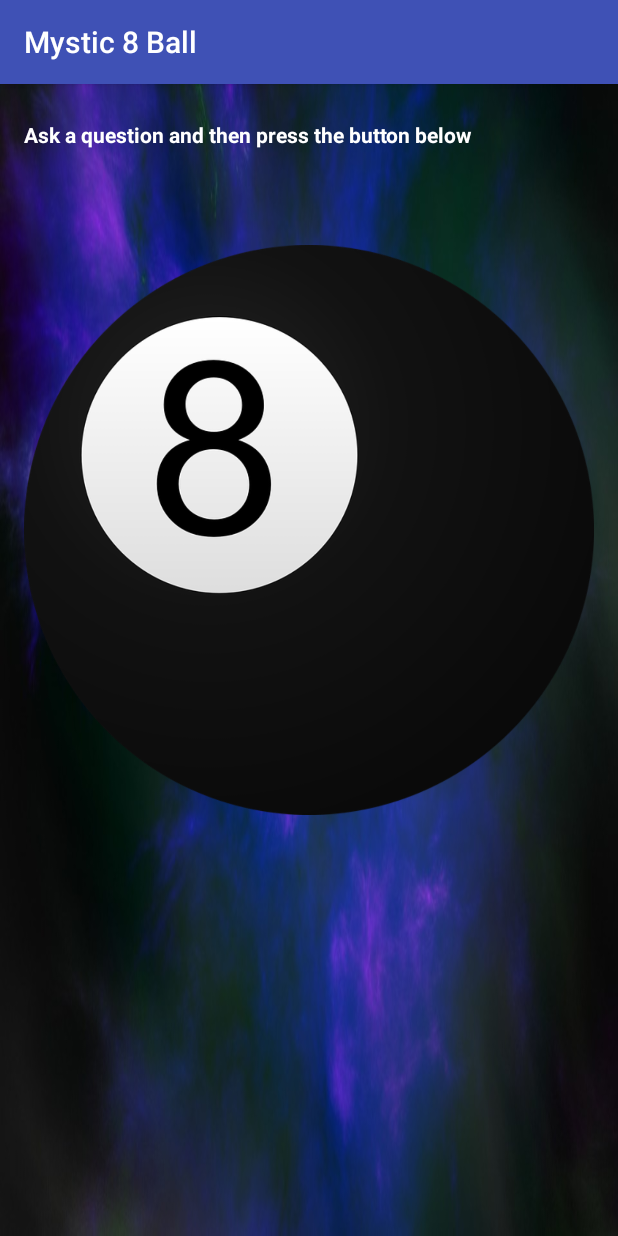
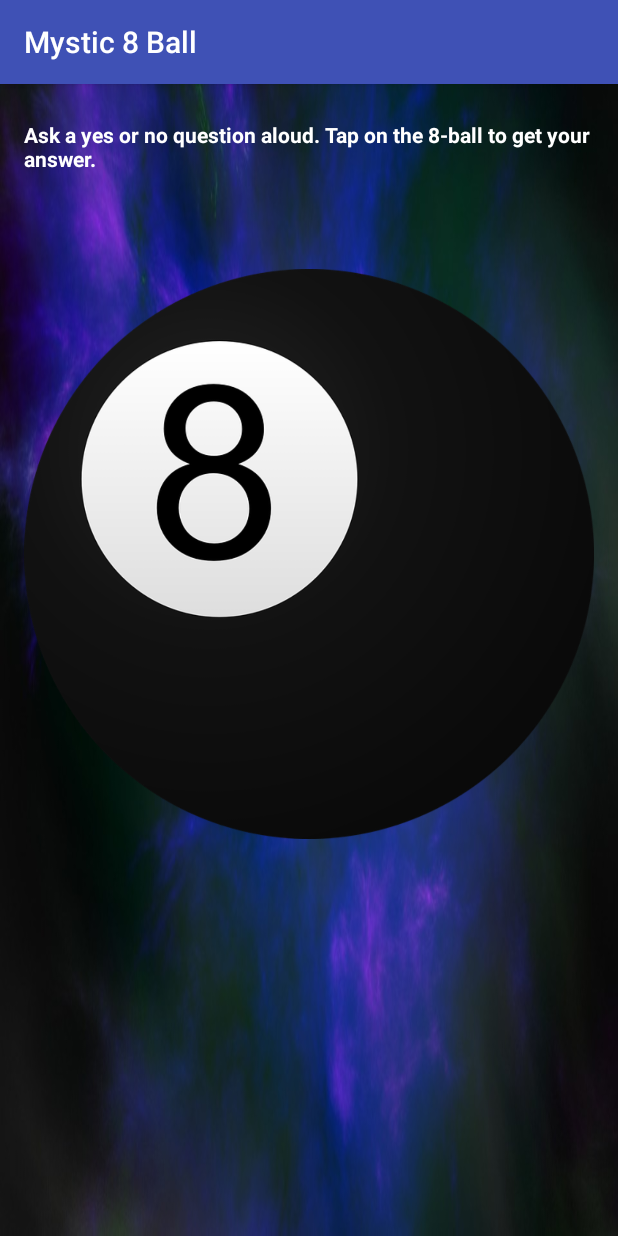
Before and after one commit to PianoHouseCreations/mystic8ball, an Android app: the screen it shows after launch (MainActivity), on a phone screen of 412 x 824 dp. Run offline under Robolectric (Android 15) with nearby library versions, the phone set to English and light mode, and no system bars.

Commit message:
made directions more clear to user

```diff
--- a/app/src/main/res/values/strings.xml
+++ b/app/src/main/res/values/strings.xml
@@ -1,4 +1,4 @@
 <resources>
     <string name="app_name">Mystic 8 Ball</string>
-    <string name="user_directions">Ask a question and then press the button below</string>
+    <string name="user_directions">Ask a yes or no question aloud. Tap on the 8-ball to get your answer.</string>
 </resources>
```
